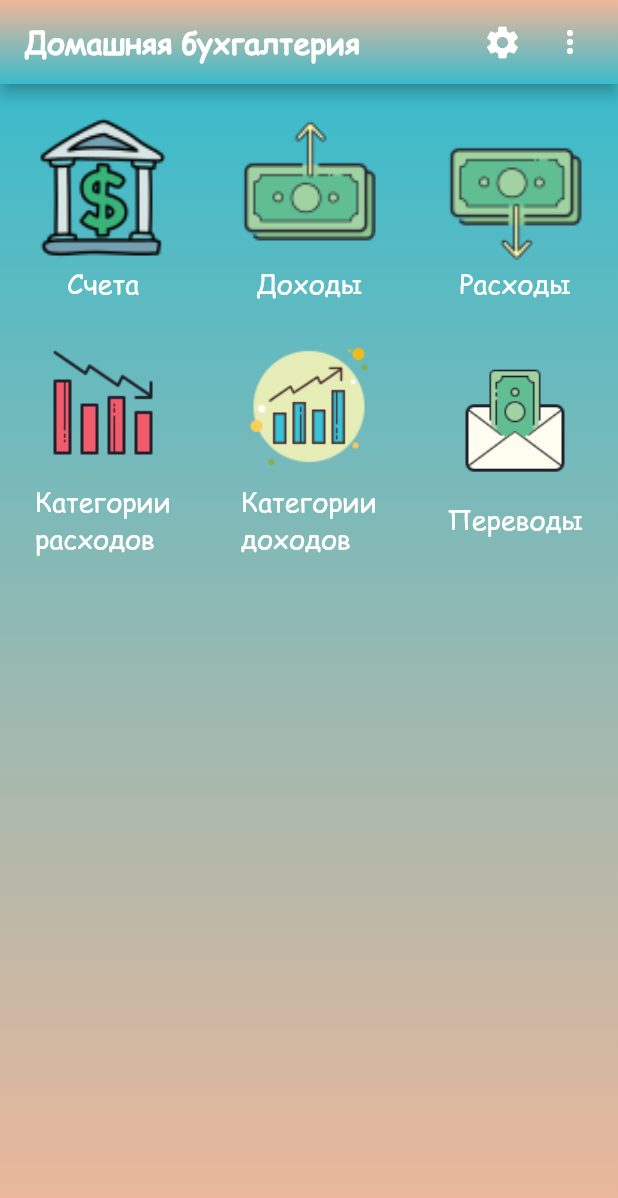
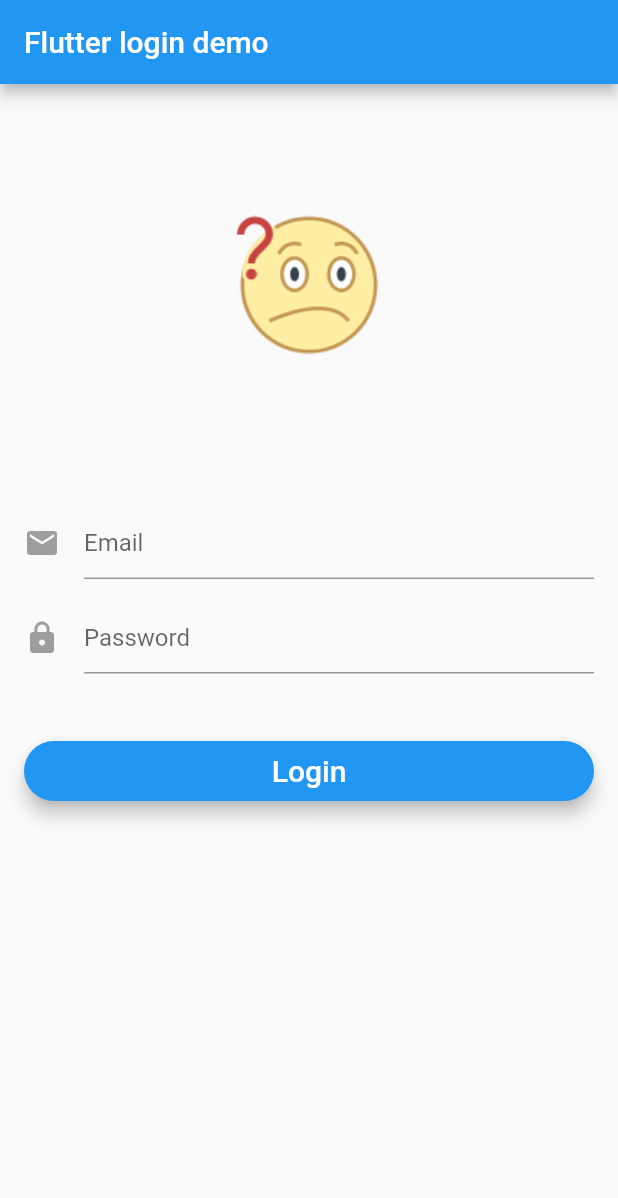
Before and after one commit to DonMins/home_bookkeeping, a Flutter app: the screen it shows after launch, on a phone screen of 412 x 824 dp. Shown: the top 1198 px of the screen. Run offline on Flutter 3.47's test engine with Material 2 defaults, Android fonts, the phone set to English and light mode, and no system bars; our stand-ins replace basic_utils, datetime_picker_formfield, dropdown_formfield, rflutter_alert, sqflite; accounts and stored records are empty.

Commit message:
added login page

```diff
--- /dev/null
+++ b/lib/BaseAuth.dart
@@ -0,0 +1,47 @@
+import 'dart:async';
+import 'package:home_bookkeeping/db/HelperDB.dart';
+import 'package:sqflite/sqflite.dart';
+
+import 'db/HelperDB.dart';
+import 'db/Users.dart';
+
+abstract class BaseAuth {
+  Future<int> signIn(String email, String password);
+
+  Future<String> signUp(String email, String password);
+
+  Future<UsersDb> getCurrentUser();
+
+  Future<void> sendEmailVerification();
+
+  Future<void> signOut();
+
+  Future<bool> isEmailVerified();
+}
+class Auth implements BaseAuth {
+  HelperDB helper = new HelperDB();
+  Future<int> signIn(String email, String password) async {
+    Future<UsersDb> user = helper.getUserByEmailAndPassword(email, password);
+    return 5;
+  }
+
+  Future<String> signUp(String email, String password) async {
+    return " ";
+  }
+
+  Future<UsersDb> getCurrentUser() async {
+    return new UsersDb(0, '0', '0');
+  }
+
+  Future<void> signOut() async {
+    return " ";
+  }
+
+  Future<void> sendEmailVerification() async {
+    return " ";
+  }
+
+  Future<bool> isEmailVerified() async {
+    return true;
+  }
+}
--- /dev/null
+++ b/lib/RootPage.dart
@@ -0,0 +1,79 @@
+import 'package:flutter/cupertino.dart';
+import 'package:home_bookkeeping/login.dart';
+
+import 'BaseAuth.dart';
+import 'StartPage.dart';
+
+enum AuthStatus { NOT_DETERMINED, NOT_LOGGED_IN, LOGGED_IN, }
+
+class RootPage extends StatefulWidget {
+  RootPage({this.auth});
+  final BaseAuth auth;
+
+  @override
+  State<StatefulWidget> createState() => new _RootPageState();
+}
+
+class _RootPageState extends State<RootPage> {
+
+  AuthStatus authStatus = AuthStatus.NOT_DETERMINED;
+   int _userId;
+
+  @override
+  void initState() {
+    super.initState();
+    widget.auth.getCurrentUser().then((user) {
+      setState(() {
+        if (user != null) {
+          _userId = user?.id;
+        }
+        authStatus =
+        user?.id == 0 ? AuthStatus.NOT_LOGGED_IN : AuthStatus.LOGGED_IN;
+      });
+    });
+  }
+
+  @override
+  Widget build(BuildContext context) {
+    switch (authStatus) {
+      case AuthStatus.NOT_DETERMINED:
+        return StartPage(title: 'Домашняя бухгалтерия');
+        break;
+      case AuthStatus.NOT_LOGGED_IN:
+        return new LoginPage(
+          auth: widget.auth,
+          loginCallback: loginCallback);
+        break;
+      case AuthStatus.LOGGED_IN:
+        StartPage(title: 'Домашняя бухгалтерия');
+        // if (_userId.length > 0 && _userId != null) {
+        //   return new HomePage(
+        //     userId: _userId,
+        //     auth: widget.auth,
+        //     logoutCallback: logoutCallback,
+        //   );
+        // } else
+          return StartPage(title: 'Домашняя бухгалтерия');
+        break;
+      default:
+        return StartPage(title: 'Домашняя бухгалтерия');
+    }
+  }
+  void loginCallback() {
+    widget.auth.getCurrentUser().then((user) {
+      setState(() {
+        _userId = user.id;
+      });
+    });
+    setState(() {
+      authStatus = AuthStatus.LOGGED_IN;
+    });
+  }
+
+  void logoutCallback() {
+    setState(() {
+      authStatus = AuthStatus.NOT_LOGGED_IN;
+      _userId = 0;
+    });
+  }
+}
--- a/lib/db/HelperDB.dart
+++ b/lib/db/HelperDB.dart
@@ -3,6 +3,7 @@ import 'dart:io' as io;
 import 'package:home_bookkeeping/db/ExpensesDb.dart';
 import 'package:home_bookkeeping/db/IncomeDb.dart';
 import 'package:home_bookkeeping/db/TransferDb.dart';
+import 'package:home_bookkeeping/db/Users.dart';
 import 'package:path/path.dart';
 import 'package:path_provider/path_provider.dart';
 import 'package:sqflite/sqflite.dart';
@@ -17,6 +18,7 @@ class HelperDB {
   static const String ID_INCOME = 'id_income';
   static const String ID_EXPENSES = 'id_expenses';
   static const String ID_TRANSFER = 'id_transfer';
+  static const String ID_USER = 'id_user';
   static const String ID_INCOME_CATEGORY = 'id_income_category';
   static const String ID_EXPENSE_CATEGORY = 'id_expense_category';
   static const String NAME = 'name';
@@ -34,14 +36,21 @@ class HelperDB {
   static const String TABLE_INCOME = 'income';
   static const String TABLE_TRANSFER = 'transfer';
   static const String TABLE_EXPENSES = 'expenses';
+  static const String TABLE_USERS = 'users';
+  static const String EMAIL = 'email';
+  static const String PASSWORD = 'password';
   static const String TABLE_EXPENSE_CATEGORY = 'expense_category ';
-  static const String DB_NAME = 'home_bookkeeping.db';
+  static const String DB_NAME = 'home_bookkeeping2.db';
 
   Future<Database> get db async {
     if (_db != null) {
       return _db;
     }
     _db = await initDb();
+    return _db;
+  }
+
+  Database getDatabase(){
     return _db;
   }
 
@@ -65,6 +74,11 @@ class HelperDB {
 
     await db.execute(
         "CREATE TABLE $TABLE_INCOME_CATEGORY ($ID_INCOME_CATEGORY INTEGER PRIMARY KEY, $NAME_CATEGORY TEXT)");
+
+    await db.execute("CREATE TABLE $TABLE_USERS ($ID_USER INTEGER PRIMARY KEY,"
+        " $EMAIL TEXT,"
+        " $PASSWORD TEXT"
+        ")");
 
     await db.execute(
         "CREATE TABLE $TABLE_EXPENSE_CATEGORY ($ID_EXPENSE_CATEGORY INTEGER PRIMARY KEY, $NAME_CATEGORY TEXT)");
@@ -129,6 +143,9 @@ class HelperDB {
         "INSERT INTO $TABLE_EXPENSE_CATEGORY ($NAME_CATEGORY) VALUES ('Медицина');");
     await db.rawInsert(
         "INSERT INTO $TABLE_EXPENSE_CATEGORY ($NAME_CATEGORY) VALUES ('Продукты питания');");
+
+    await db.rawInsert(
+        "INSERT INTO $TABLE_USERS ($EMAIL,$PASSWORD) VALUES ('2',2);");
   }
 
   Future<AccountDb> saveAccount(AccountDb account) async {
@@ -352,4 +369,16 @@ class HelperDB {
     var dbClient = await db;
     dbClient.close();
   }
+
+  Future<UsersDb> getUserByEmailAndPassword(
+      String email, String password) async {
+    var dbClient = await db;
+    List<Map> maps = await dbClient.rawQuery("SELECT * FROM $TABLE_EXPENSES "
+        "join $TABLE_ACCOUNT on $TABLE_EXPENSES.account = $TABLE_ACCOUNT.$ID_ACCOUNT");
+    UsersDb user = new UsersDb(-1, "", "");
+    if (maps.length > 0) {
+      user = UsersDb.fromMap(maps[0]);
+    }
+    return user;
+  }
 }
--- /dev/null
+++ b/lib/db/Users.dart
@@ -0,0 +1,24 @@
+import 'package:home_bookkeeping/db/AccountDb.dart';
+
+class UsersDb {
+  int id;
+  String login;
+  String password;
+
+  UsersDb(this.id, this.login, this.password);
+
+  Map<String, dynamic> toMap() {
+    var map = <String, dynamic>{
+      'id_user': id,
+      'login': login,
+      'password': password
+    };
+    return map;
+  }
+
+  UsersDb.fromMap(Map<String, dynamic> map) {
+    id = map['id_user'];
+    login = map['login'];
+    password = map['password'];
+  }
+}
--- /dev/null
+++ b/lib/login.dart
@@ -0,0 +1,192 @@
+import 'package:flutter/material.dart';
+
+import 'BaseAuth.dart';
+
+class LoginPage extends StatefulWidget {
+  LoginPage({this.auth, this.loginCallback});
+
+  final BaseAuth auth;
+  final VoidCallback loginCallback;
+
+  String _email;
+  String _password;
+
+  @override
+  State<StatefulWidget> createState() =>
+      new _LoginSignupPageState(_email, _password);
+}
+
+class _LoginSignupPageState extends State<LoginPage>{
+  final _formKey = new GlobalKey<FormState>();
+  bool _isLoading = false;
+  String _email;
+  String _password;
+  String _errorMessage = "";
+  _LoginSignupPageState(this._email, this._password);
+
+  @override
+  Widget build(BuildContext context) {
+    return new Scaffold(
+        appBar: new AppBar(
+          title: new Text('Flutter login demo'),
+        ),
+        body: Stack(
+          children: <Widget>[
+            showForm(),
+            showCircularProgress(),
+          ],
+        ));
+  }
+
+  void validateAndSubmit() async {
+    setState(() {
+      _errorMessage = "";
+      _isLoading = true;
+    });
+
+      int userId = 0;
+      try {
+        userId = await widget.auth.signIn(_email, _password);
+        print('Signed in: $userId');
+
+        setState(() {
+          _isLoading = false;
+        });
+
+        if (userId!= 0 && userId != null) {
+          widget.loginCallback();
+        }
+      } catch (e) {
+        print('Error: $e');
+        setState(() {
+          _isLoading = false;
+          _errorMessage = e.message;
+          _formKey.currentState.reset();
+        });
+      }
+  }
+
+  Widget showForm() {
+    return new Container(
+        padding: EdgeInsets.all(16.0),
+        child: new Form(
+          key: _formKey,
+          child: new ListView(
+            shrinkWrap: true,
+            children: <Widget>[
+              showLogo(),
+              showEmailInput(),
+              showPasswordInput(),
+              showPrimaryButton(),
+              // showSecondaryButton(),
+              // showErrorMessage(),
+            ],
+          ),
+        ));
+  }
+
+
+  Widget showCircularProgress() {
+    if (_isLoading) {
+      return Center(child: CircularProgressIndicator());
+    }
+    return Container(
+      height: 0.0,
+      width: 0.0,
+    );
+  }
+
+  Widget showEmailInput() {
+    return Padding(
+      padding: const EdgeInsets.fromLTRB(0.0, 100.0, 0.0, 0.0),
+      child: new TextFormField(
+        maxLines: 1,
+        keyboardType: TextInputType.emailAddress,
+        autofocus: false,
+        decoration: new InputDecoration(
+            hintText: 'Email',
+            icon: new Icon(
+              Icons.mail,
+              color: Colors.grey,
+            )),
+        validator: (value) => value.isEmpty ? 'Email can\'t be empty' : null,
+        onSaved: (value) => _email = value.trim(),
+      ),
+    );
+  }
+
+  Widget showPasswordInput() {
+    return Padding(
+      padding: const EdgeInsets.fromLTRB(0.0, 15.0, 0.0, 0.0),
+      child: new TextFormField(
+        maxLines: 1,
+        obscureText: true,
+        autofocus: false,
+        decoration: new InputDecoration(
+            hintText: 'Password',
+            icon: new Icon(
+              Icons.lock,
+              color: Colors.grey,
+            )),
+        validator: (value) => value.isEmpty ? 'Password can\'t be empty' : null,
+        onSaved: (value) => _password = value.trim(),
+      ),
+    );
+  }
+
+  Widget showPrimaryButton() {
+    return new Padding(
+        padding: EdgeInsets.fromLTRB(0.0, 45.0, 0.0, 0.0),
+        child: SizedBox(
+          height: 40.0,
+          child: new RaisedButton(
+            elevation: 5.0,
+            shape: new RoundedRectangleBorder(
+                borderRadius: new BorderRadius.circular(30.0)),
+            color: Colors.blue,
+            child: new Text('Login',
+                style: new TextStyle(fontSize: 20.0, color: Colors.white)),
+            onPressed: validateAndSubmit,
+          ),
+        ));
+  }
+
+  // void toggleFormMode() {
+  //   resetForm();
+  //   setState(() {
+  //     _isLoginForm = !_isLoginForm;
+  //   });
+  // }
+
+  Widget showErrorMessage() {
+    if (_errorMessage.length > 0 && _errorMessage != null) {
+      return new Text(
+        _errorMessage,
+        style: TextStyle(
+            fontSize: 13.0,
+            color: Colors.red,
+            height: 1.0,
+            fontWeight: FontWeight.w300),
+      );
+    } else {
+      return new Container(
+        height: 0.0,
+      );
+    }
+  }
+
+  Widget showLogo() {
+    return new Hero(
+      tag: 'hero',
+      child: Padding(
+        padding: EdgeInsets.fromLTRB(0.0, 70.0, 0.0, 0.0),
+        child: CircleAvatar(
+          backgroundColor: Colors.transparent,
+          radius: 48.0,
+          child: Image.asset('icon/xz.png'),
+        ),
+      ),
+    );
+  }
+
+}
--- a/lib/main.dart
+++ b/lib/main.dart
@@ -1,5 +1,7 @@
 import 'package:flutter/material.dart';
 
+import 'BaseAuth.dart';
+import 'RootPage.dart';
 import 'StartPage.dart';
 
 void main() {
@@ -14,7 +16,8 @@ class MyApp extends StatelessWidget {
       theme: ThemeData(
         visualDensity: VisualDensity.adaptivePlatformDensity,
       ),
-      home: StartPage(title: 'Домашняя бухгалтерия'),
+      // home: StartPage(title: 'Домашняя бухгалтерия'),
+      home: new RootPage(auth: new Auth()),
     );
   }
 }
```
